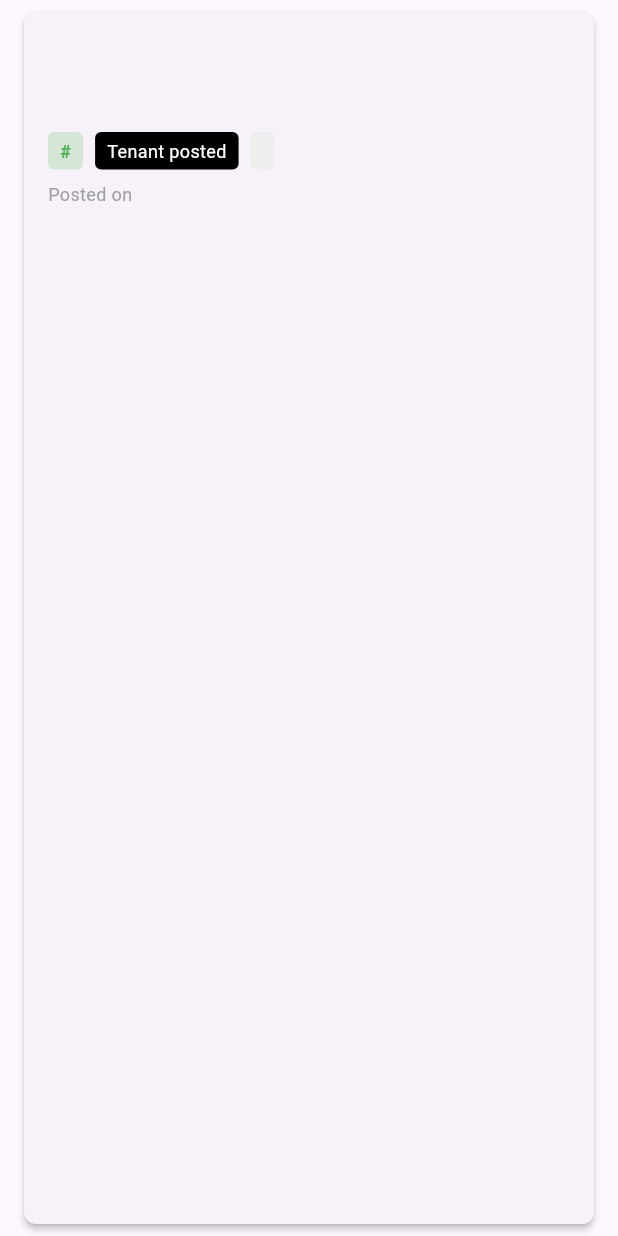
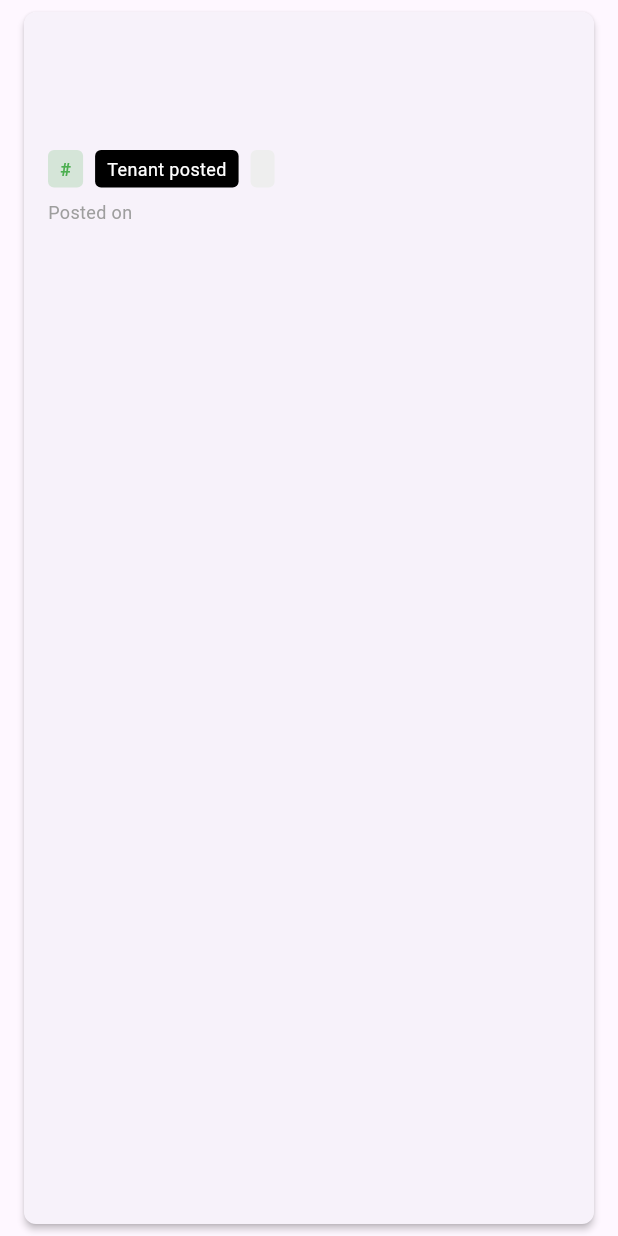
Before and after one commit to ravindu2/JRC_Assessment, a Flutter app: the JobCard widget shown alone on an empty page, opened directly with empty values, on a phone screen of 412 x 824 dp. Run offline on Flutter 3.47's test engine with Material 3 defaults, Android fonts, the phone set to English and light mode, and no system bars; our stand-ins replace dio, get, isar; accounts and stored records are empty; generated files the repository leaves out were written again.

Commit message:
argument error fix

```diff
--- a/lib/themes/themes.dart
+++ b/lib/themes/themes.dart
@@ -6,6 +6,17 @@ class Dimens {
   static const double spaceLarge = 32.0;
   static const double spaceMedium = 24.0;
   static const double spaceSmall = 16.0;
+
+  static const double paddingSmall = 8.0;
+  static const double paddingMedium = 16.0;
+  static const double paddingLarge = 24.0;
+  static const double marginSmall = 8.0;
+  static const double marginMedium = 16.0;
+  static const double fontSmall = 12.0;
+  static const double fontMedium = 14.0;
+  static const double fontLarge = 16.0;
+  static const double borderRadiusSmall = 4.0;
+  static const double borderRadiusMedium = 8.0;
 }
 
 class AppColors {
--- a/lib/views/job_feature/widgets/job_card.dart
+++ b/lib/views/job_feature/widgets/job_card.dart
@@ -10,13 +10,16 @@ class JobCard extends StatelessWidget {
   @override
   Widget build(BuildContext context) {
     return Card(
-      margin: const EdgeInsets.symmetric(horizontal: 16, vertical: 8),
+      margin: const EdgeInsets.symmetric(
+        horizontal: Dimens.marginMedium,
+        vertical: Dimens.marginSmall,
+      ),
       elevation: 2,
       shape: RoundedRectangleBorder(
-        borderRadius: BorderRadius.circular(8),
+        borderRadius: BorderRadius.circular(Dimens.borderRadiusMedium),
       ),
       child: Padding(
-        padding: const EdgeInsets.all(16),
+        padding: const EdgeInsets.all(Dimens.paddingMedium),
         child: Column(
           crossAxisAlignment: CrossAxisAlignment.start,
           children: [
@@ -24,85 +27,115 @@ class JobCard extends StatelessWidget {
             Text(
               job.title,
               style: const TextStyle(
-                fontSize: 16,
+                fontSize: Dimens.fontLarge,
                 fontWeight: FontWeight.bold,
                 color: AppColors.titleTextColor,
               ),
             ),
-            const SizedBox(height: 8),
+            const SizedBox(height: Dimens.paddingSmall),
             // Location
             Text(
               job.location,
               style: TextStyle(
                 color: AppColors.locationTextColor,
-                fontSize: 14,
+                fontSize: Dimens.fontMedium,
               ),
             ),
-            const SizedBox(height: 12),
+            const SizedBox(height: Dimens.paddingLarge),
             Row(
               children: [
                 Container(
-                  padding:
-                      const EdgeInsets.symmetric(horizontal: 8, vertical: 4),
+                  padding: const EdgeInsets.symmetric(
+                    horizontal: Dimens.paddingSmall,
+                    vertical: Dimens.paddingSmall / 2,
+                  ),
                   decoration: BoxDecoration(
                     color: AppColors.jobIdColor.withOpacity(0.2),
-                    borderRadius: BorderRadius.circular(4),
+                    borderRadius:
+                        BorderRadius.circular(Dimens.borderRadiusSmall),
                   ),
                   child: Text(
                     '#${job.jobNumber}',
                     style: TextStyle(
                       color: AppColors.jobIdColor,
                       fontWeight: FontWeight.bold,
-                      fontSize: 12,
+                      fontSize: Dimens.fontSmall,
                     ),
                   ),
                 ),
-                const SizedBox(width: 8),
+                const SizedBox(width: Dimens.paddingSmall),
                 // Status (Tenant posted)
                 Container(
-                  padding:
-                      const EdgeInsets.symmetric(horizontal: 8, vertical: 4),
+                  padding: const EdgeInsets.symmetric(
+                    horizontal: Dimens.paddingSmall,
+                    vertical: Dimens.paddingSmall / 2,
+                  ),
                   decoration: BoxDecoration(
                     color: Colors.black,
-                    borderRadius: BorderRadius.circular(4),
+                    borderRadius:
+                        BorderRadius.circular(Dimens.borderRadiusSmall),
                   ),
                   child: const Text(
                     'Tenant posted',
                     style: TextStyle(
                       color: Colors.white,
-                      fontSize: 12,
+                      fontSize: Dimens.fontSmall,
                     ),
                   ),
                 ),
-                const SizedBox(width: 8),
+                const SizedBox(width: Dimens.paddingSmall),
                 // Category (Electrician: Powerpoint)
                 Flexible(
                   child: Container(
-                    padding:
-                        const EdgeInsets.symmetric(horizontal: 8, vertical: 4),
+                    padding: const EdgeInsets.symmetric(
+                      horizontal: Dimens.paddingSmall,
+                      vertical: Dimens.paddingSmall / 2,
+                    ),
                     decoration: BoxDecoration(
                       color: Colors.grey.shade200,
-                      borderRadius: BorderRadius.circular(4),
+                      borderRadius:
+                          BorderRadius.circular(Dimens.borderRadiusSmall),
                     ),
                     child: Text(
                       job.category,
                       style: const TextStyle(
-                        fontSize: 12,
+                        fontSize: Dimens.fontSmall,
                         color: Colors.black54,
                       ),
                       overflow: TextOverflow.ellipsis,
                     ),
                   ),
                 ),
+                const Spacer(),
+                if (job.isUrgent)
+                  Container(
+                    padding: const EdgeInsets.symmetric(
+                      horizontal: Dimens.paddingSmall,
+                      vertical: Dimens.paddingSmall / 2,
+                    ),
+                    decoration: BoxDecoration(
+                      color: Colors.red.shade400,
+                      borderRadius:
+                          BorderRadius.circular(Dimens.borderRadiusSmall),
+                    ),
+                    child: const Text(
+                      'URGENT',
+                      style: TextStyle(
+                        color: Colors.white,
+                        fontSize: Dimens.fontSmall,
+                        fontWeight: FontWeight.bold,
+                      ),
+                    ),
+                  ),
               ],
             ),
-            const SizedBox(height: 8),
+            const SizedBox(height: Dimens.paddingSmall),
             // Posted Date
             Text(
               'Posted on ${job.postDate}',
               style: TextStyle(
                 color: AppColors.postDateTextColor,
-                fontSize: 12,
+                fontSize: Dimens.fontSmall,
               ),
             ),
           ],
--- a/lib/views/login_feature/login_controller.dart
+++ b/lib/views/login_feature/login_controller.dart
@@ -50,9 +50,8 @@ class LoginController extends GetxController {
 
   Future<void> checkLoginStatus() async {
     if (await repository.isLoggedIn()) {
-      Get.offAllNamed(
-        '/jobs',
-      );
+      final user = await repository.localusers();
+      Get.offAllNamed('/jobs', arguments: {'userId': user?.userId});
     }
   }
 }
```
Also changed, not shown: 4 other files.
